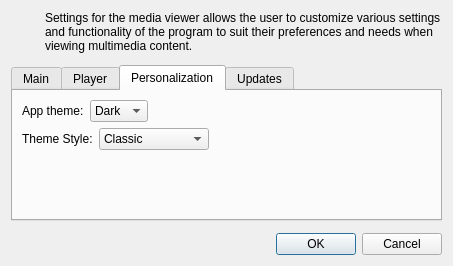
deeffest/DEEF-Lite-Media-Player, file core/ui/settings_dialog.ui: the form before one commit.
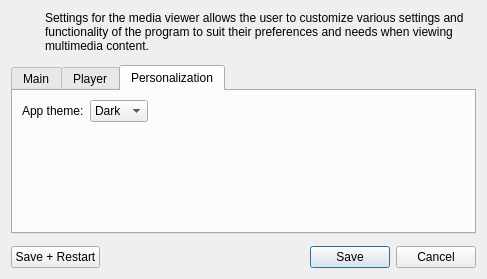
The form after the commit. The open tabs and pages were chosen to show the change.

```diff
--- a/core/ui/settings_dialog.ui
+++ b/core/ui/settings_dialog.ui
@@ -6,14 +6,14 @@
    <rect>
     <x>0</x>
     <y>0</y>
-    <width>453</width>
-    <height>266</height>
+    <width>487</width>
+    <height>279</height>
    </rect>
   </property>
   <property name="minimumSize">
    <size>
-    <width>453</width>
-    <height>266</height>
+    <width>0</width>
+    <height>0</height>
    </size>
   </property>
   <property name="windowTitle">
@@ -93,7 +93,7 @@
        <property name="minimumSize">
         <size>
          <width>0</width>
-         <height>100</height>
+         <height>0</height>
         </size>
        </property>
        <property name="currentIndex">
@@ -288,68 +288,6 @@
            </item>
           </layout>
          </item>
-         <item>
-          <layout class="QHBoxLayout" name="horizontalLayout_18">
-           <property name="leftMargin">
-            <number>0</number>
-           </property>
-           <item>
-            <widget class="QLabel" name="label_7">
-             <property name="text">
-              <string>Theme Style:</string>
-             </property>
-            </widget>
-           </item>
-           <item>
-            <widget class="QComboBox" name="comboBox_3">
-             <property name="minimumSize">
-              <size>
-               <width>0</width>
-               <height>0</height>
-              </size>
-             </property>
-             <item>
-              <property name="text">
-               <string>Classic</string>
-              </property>
-             </item>
-             <item>
-              <property name="text">
-               <string>Modern</string>
-              </property>
-             </item>
-             <item>
-              <property name="text">
-               <string>Windows Vista</string>
-              </property>
-             </item>
-             <item>
-              <property name="text">
-               <string>Windows</string>
-              </property>
-             </item>
-             <item>
-              <property name="text">
-               <string>Fusion</string>
-              </property>
-             </item>
-            </widget>
-           </item>
-           <item>
-            <spacer name="horizontalSpacer_4">
-             <property name="orientation">
-              <enum>Qt::Horizontal</enum>
-             </property>
-             <property name="sizeHint" stdset="0">
-              <size>
-               <width>40</width>
-               <height>20</height>
-              </size>
-             </property>
-            </spacer>
-           </item>
-          </layout>
-         </item>
          <item>
           <spacer name="verticalSpacer_2">
            <property name="orientation">
@@ -365,43 +303,6 @@
          </item>
         </layout>
        </widget>
-       <widget class="QWidget" name="tab_4">
-        <attribute name="title">
-         <string>Updates</string>
-        </attribute>
-        <layout class="QVBoxLayout" name="verticalLayout_2">
-         <item>
-          <layout class="QHBoxLayout" name="horizontalLayout_20">
-           <property name="leftMargin">
-            <number>0</number>
-           </property>
-           <item>
-            <widget class="QCheckBox" name="checkBox_2">
-             <property name="layoutDirection">
-              <enum>Qt::LeftToRight</enum>
-             </property>
-             <property name="text">
-              <string>Search for updates at startup</string>
-             </property>
-            </widget>
-           </item>
-          </layout>
-         </item>
-         <item>
-          <spacer name="verticalSpacer">
-           <property name="orientation">
-            <enum>Qt::Vertical</enum>
-           </property>
-           <property name="sizeHint" stdset="0">
-            <size>
-             <width>20</width>
-             <height>40</height>
-            </size>
-           </property>
-          </spacer>
-         </item>
-        </layout>
-       </widget>
       </widget>
      </item>
     </layout>
@@ -411,6 +312,13 @@
      <property name="topMargin">
       <number>6</number>
      </property>
+     <item>
+      <widget class="QPushButton" name="pushButton">
+       <property name="text">
+        <string>Save + Restart</string>
+       </property>
+      </widget>
+     </item>
      <item>
       <spacer name="horizontalSpacer">
        <property name="orientation">
@@ -427,7 +335,7 @@
      <item>
       <widget class="QDialogButtonBox" name="buttonBox">
        <property name="standardButtons">
-        <set>QDialogButtonBox::Cancel|QDialogButtonBox::Ok</set>
+        <set>QDialogButtonBox::Cancel|QDialogButtonBox::Save</set>
        </property>
       </widget>
      </item>
```
Left out of the diff: 40 changed lines with no effect on the pictures.
